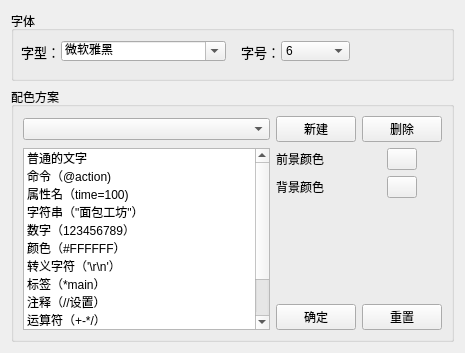
Above: dia/ctextedit.ui from BKEngine/Creator before the change. Below: the same form after it.
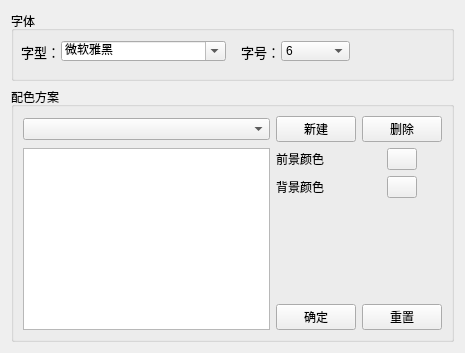
That is the form after the change.

Commit message: 配套修改了ctextedit

```diff
--- a/dia/ctextedit.ui
+++ b/dia/ctextedit.ui
@@ -288,73 +288,7 @@
              </widget>
             </item>
             <item row="0" column="2" rowspan="3">
-             <widget class="QListWidget" name="listWidget">
-              <item>
-               <property name="text">
-                <string>普通的文字</string>
-               </property>
-              </item>
-              <item>
-               <property name="text">
-                <string>命令（@action)</string>
-               </property>
-              </item>
-              <item>
-               <property name="text">
-                <string>属性名（time=100)</string>
-               </property>
-              </item>
-              <item>
-               <property name="text">
-                <string>字符串（&quot;面包工坊&quot;）</string>
-               </property>
-              </item>
-              <item>
-               <property name="text">
-                <string>数字（123456789）</string>
-               </property>
-              </item>
-              <item>
-               <property name="text">
-                <string>颜色（#FFFFFF）</string>
-               </property>
-              </item>
-              <item>
-               <property name="text">
-                <string>转义字符（'\r\n'）</string>
-               </property>
-              </item>
-              <item>
-               <property name="text">
-                <string>标签（*main）</string>
-               </property>
-              </item>
-              <item>
-               <property name="text">
-                <string>注释（//设置）</string>
-               </property>
-              </item>
-              <item>
-               <property name="text">
-                <string>运算符（+-*/）</string>
-               </property>
-              </item>
-              <item>
-               <property name="text">
-                <string>错误（&amp;^$%%^#）</string>
-               </property>
-              </item>
-              <item>
-               <property name="text">
-                <string>关键字（class,false,if）</string>
-               </property>
-              </item>
-              <item>
-               <property name="text">
-                <string>Bagel脚本内容</string>
-               </property>
-              </item>
-             </widget>
+             <widget class="QListWidget" name="listWidget"/>
             </item>
             <item row="0" column="4" alignment="Qt::AlignHCenter">
              <widget class="QPushButton" name="fcbtn">
```
The commit also changes 1 other file.
